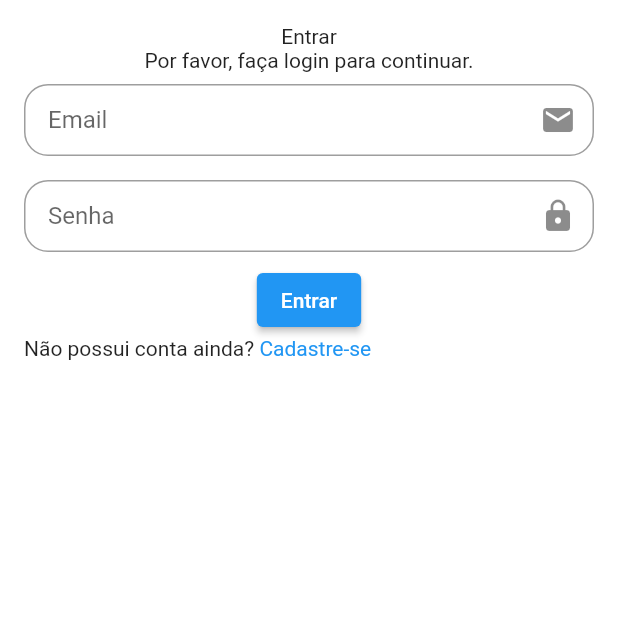
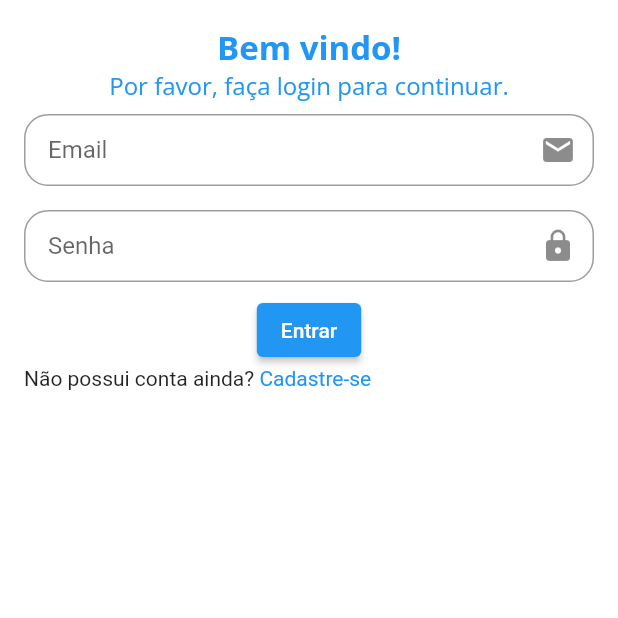
Before and after one commit to JohnAzedo/News, a Flutter app: the screen it shows after launch, on a phone screen of 412 x 824 dp, the top half of it. Run offline on Flutter 3.47's test engine with Material 2 defaults, Android fonts, the phone set to English and light mode, and no system bars; our stand-ins replace dio, google_fonts, jiffy, shared_preferences, splashscreen; network calls fail.

Commit message:
[client] style: Add styling to login screen titles

```diff
--- a/client/lib/screens/auth/login.dart
+++ b/client/lib/screens/auth/login.dart
@@ -1,5 +1,6 @@
 import 'package:flutter/gestures.dart';
 import 'package:flutter/material.dart';
+import 'package:google_fonts/google_fonts.dart';
 import 'package:news/components/customTextField.dart';
 import 'package:news/models/token.dart';
 import 'package:news/models/user.dart';
@@ -54,8 +55,21 @@ class _LoginScreenState extends State<LoginScreen> {
           padding: const EdgeInsets.all(16.0),
           child: Column(
             children: [
-              Text('Entrar'),
-              Text('Por favor, faça login para continuar.'),
+              Text(
+                'Bem vindo!',
+                style: GoogleFonts.openSans(
+                  color: Colors.blue,
+                  fontSize: 22,
+                  fontWeight: FontWeight.bold,
+                ),
+              ),
+              Text(
+                'Por favor, faça login para continuar.',
+                style: GoogleFonts.openSans(
+                  color: Colors.blue,
+                  fontSize: 16,
+                ),
+              ),
               CustomTextField(
                 controller: _emailController,
                 label: 'Email',
```
